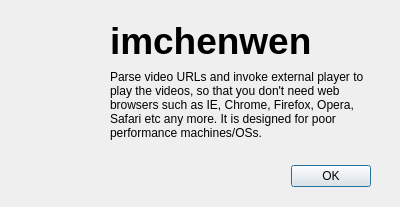
Above: src/aboutdialog.ui from missdeer/imchenwen before the change. Below: the same form after it.
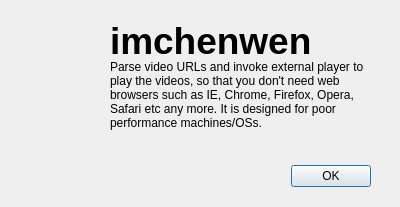
That is the form after the change. Icons and pictures are not drawn.

Commit message: (*)adjust UI on Mac;(*)add cache method call for Qt 5

```diff
--- a/src/aboutdialog.ui
+++ b/src/aboutdialog.ui
@@ -75,9 +75,9 @@
    <property name="geometry">
     <rect>
      <x>110</x>
-     <y>70</y>
+     <y>60</y>
      <width>261</width>
-     <height>91</height>
+     <height>101</height>
     </rect>
    </property>
    <property name="text">
```
The commit also changes 2 other files.
